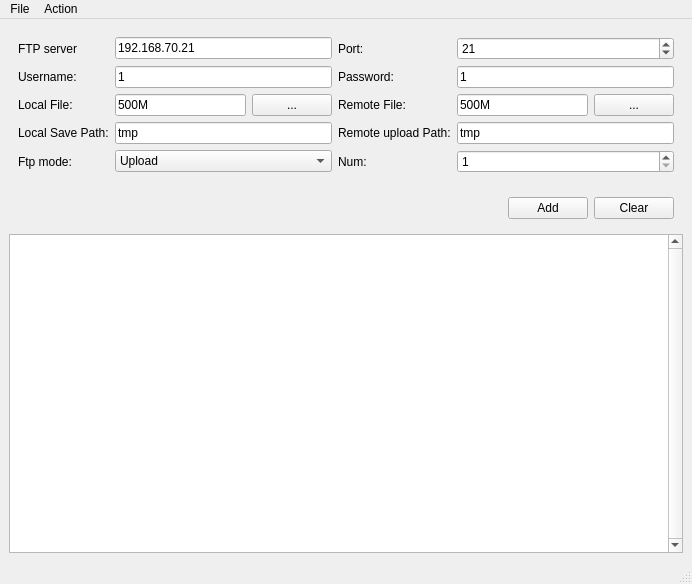
Above: src/mainwindow.ui from coolshou/multiftp before the change. Below: the same form after it.
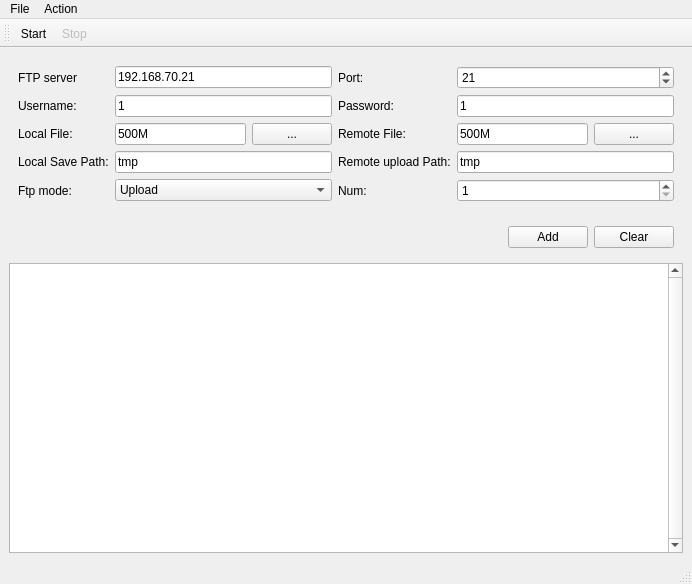
That is the form after the change. Icons and pictures are not drawn.

Diff of the .ui file:
```diff
--- a/src/mainwindow.ui
+++ b/src/mainwindow.ui
@@ -277,6 +277,19 @@
    <addaction name="menuAction"/>
   </widget>
   <widget class="QStatusBar" name="statusbar"/>
+  <widget class="QToolBar" name="toolBar">
+   <property name="windowTitle">
+    <string>toolBar</string>
+   </property>
+   <attribute name="toolBarArea">
+    <enum>TopToolBarArea</enum>
+   </attribute>
+   <attribute name="toolBarBreak">
+    <bool>false</bool>
+   </attribute>
+   <addaction name="actionStart"/>
+   <addaction name="actionStop"/>
+  </widget>
   <action name="actionStart">
    <property name="text">
     <string>Start</string>
```
